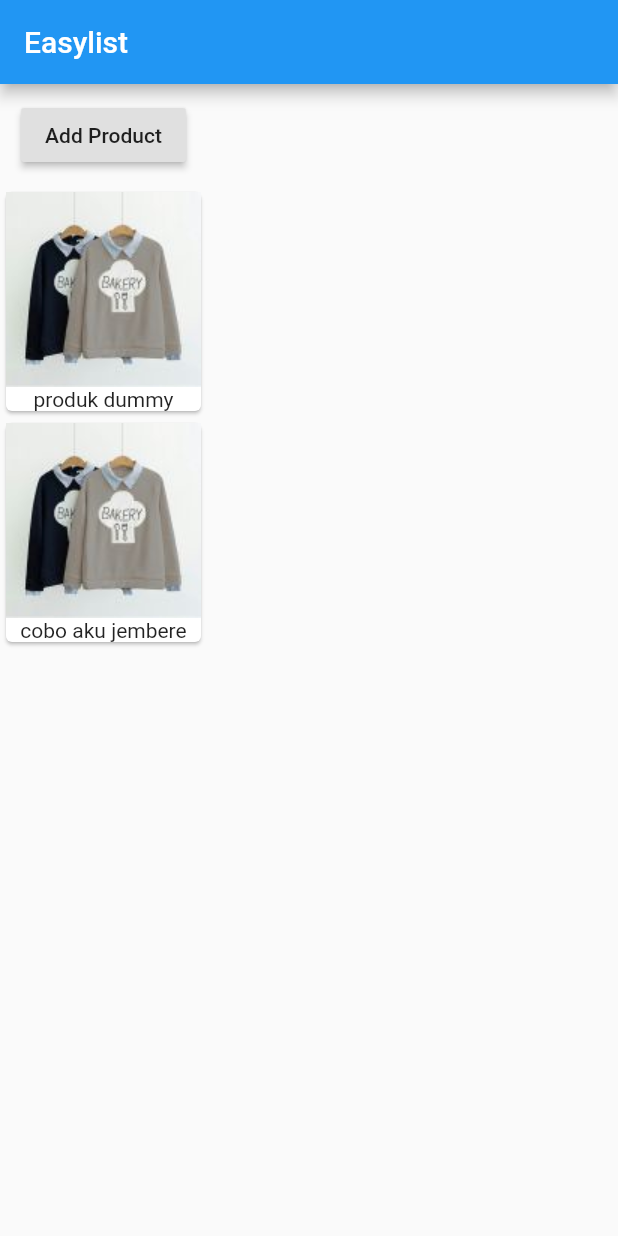
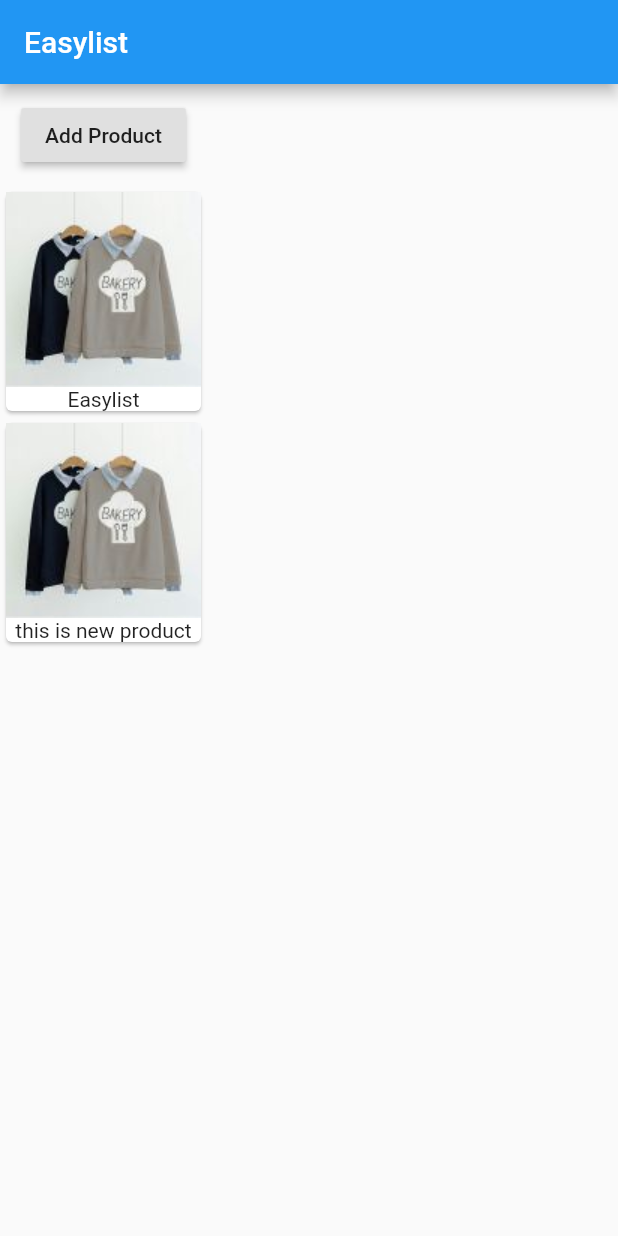
Before and after one commit to yayanbachtiar/learning-flutter, a Flutter app: the screen it shows after launch, after a tap on "Add Product", on a phone screen of 412 x 824 dp. Run offline on Flutter 3.47's test engine with Material 2 defaults, Android fonts, the phone set to English and light mode, and no system bars.

Commit message:
add product control

```diff
--- a/lib/main.dart
+++ b/lib/main.dart
@@ -10,7 +10,7 @@ class MyApp extends StatelessWidget {
   Widget build(BuildContext context) {
     var data = "Easylist";
     return MaterialApp(
-        home: Scaffold(appBar: buildAppBar(data), body: ProductManager()));
+        home: Scaffold(appBar: buildAppBar(data), body: ProductManager(data)));
   }
 
   AppBar buildAppBar(String data) {
--- /dev/null
+++ b/lib/product_control.dart
@@ -0,0 +1,17 @@
+import 'package:flutter/material.dart';
+
+class ProductControl extends StatelessWidget {
+  final Function updateProduct;
+  // constructor
+  ProductControl(this.updateProduct);
+
+  @override
+  Widget build(BuildContext context) {
+    return RaisedButton(
+      onPressed: () {
+        updateProduct('this is new product');
+      },
+      child: Text('Add Product'),
+    );
+  }
+}
--- a/lib/product_manager.dart
+++ b/lib/product_manager.dart
@@ -1,7 +1,10 @@
 import 'package:flutter/material.dart';
 import './product.dart';
+import './product_control.dart';
 
 class ProductManager extends StatefulWidget {
+  final String stringAwal;
+  ProductManager(this.stringAwal);
   @override
   State<StatefulWidget> createState() {
     return _ProductManagerState();
@@ -9,23 +12,28 @@ class ProductManager extends StatefulWidget {
 }
 
 class _ProductManagerState extends State<ProductManager> {
-  List<String> _product = ['produk dummy'];
+  List<String> _product = [];
+  @override
+  void initState() {
+    super.initState();
+    _product.add(widget.stringAwal);
+  }
+
+  // function
+  void _updateProduct(String product) {
+    setState(() {
+      _product.add(product);
+    });
+  }
 
   @override
   Widget build(BuildContext context) {
-    // TODO: implement build
     return Column(
       children: <Widget>[
         Container(
           margin: EdgeInsets.all(10.0),
-          child: RaisedButton(
-            onPressed: () {
-              setState(() {
-                _product.add('cobo aku jembere');
-              });
-            },
-            child: Text('Add Product'),
-          ),
+          child:
+              ProductControl(_updateProduct), // melempar function ke class lain
         ),
         // manggilproduct
         Product(_product)
```
